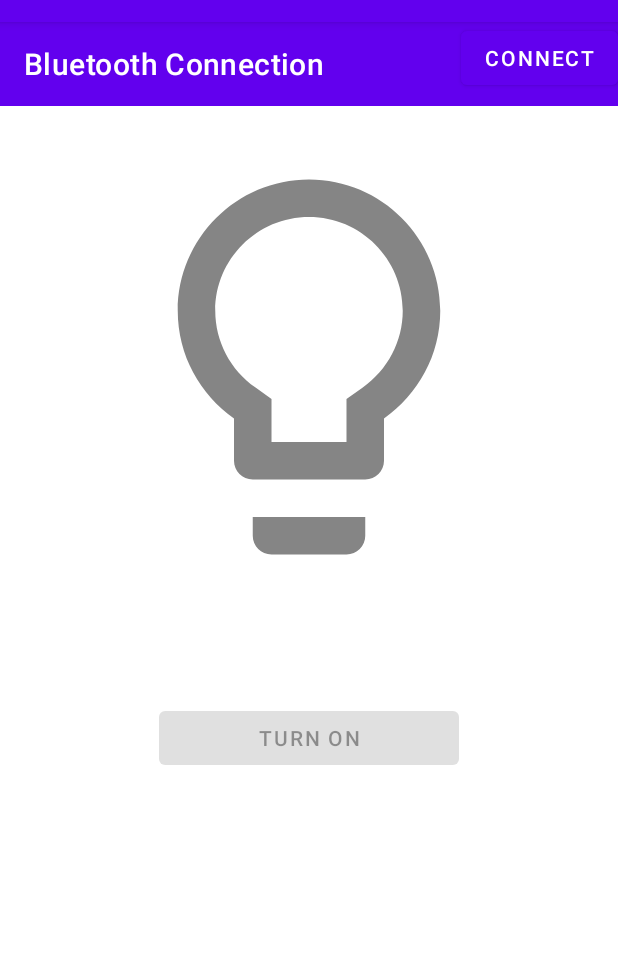
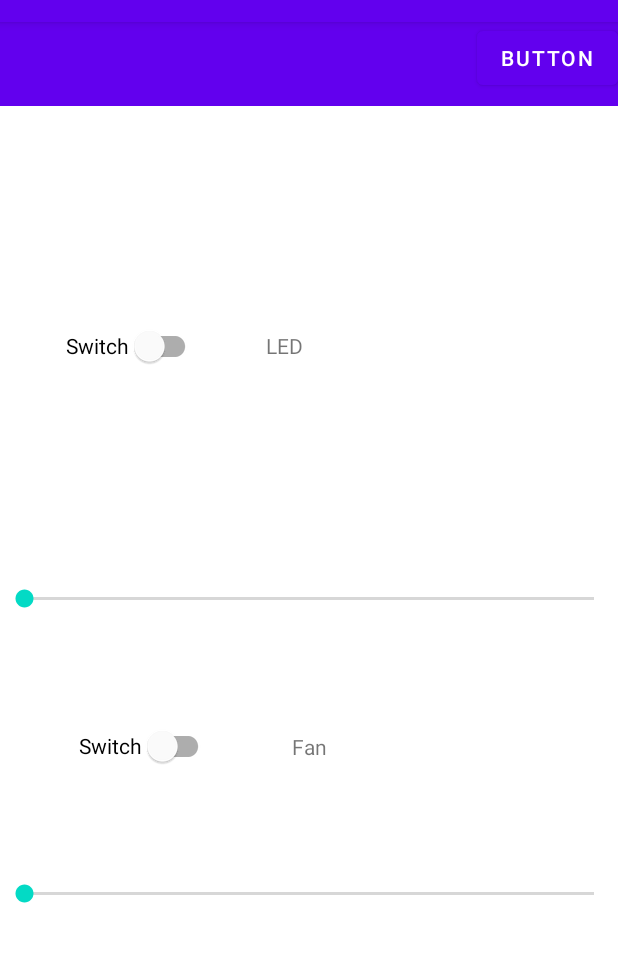
Before and after one commit to masterchief164/arduino_control1, an Android app: the screen it shows after launch (MainActivity), on a phone screen of 412 x 824 dp, the part 62-1024 px from its top. Run offline under Robolectric (Android 15) with nearby library versions, the phone set to English and light mode, and no system bars.

Commit message:
changed the layout

```diff
--- a/app/src/main/res/layout/activity_main.xml
+++ b/app/src/main/res/layout/activity_main.xml
@@ -2,26 +2,21 @@
 <androidx.constraintlayout.widget.ConstraintLayout xmlns:android="http://schemas.android.com/apk/res/android"
     xmlns:app="http://schemas.android.com/apk/res-auto"
     xmlns:tools="http://schemas.android.com/tools"
-    android:id="@+id/constrainLayout"
     android:layout_width="match_parent"
     android:layout_height="match_parent"
-    android:background="@android:color/background_light"
     tools:context=".MainActivity">
 
-    <ImageView
-        android:id="@+id/imageView"
-        android:layout_width="200dp"
-        android:layout_height="300dp"
-        android:layout_marginTop="24dp"
-        android:background="@color/colorOff"
-        android:contentDescription="Visual LED"
-        android:scaleType="centerCrop"
+    <Button
+        android:id="@+id/bluetoothConnect"
+        android:layout_width="wrap_content"
+        android:layout_height="wrap_content"
+        android:text="Button"
+        app:layout_constraintBottom_toBottomOf="parent"
         app:layout_constraintEnd_toEndOf="parent"
-        app:layout_constraintHorizontal_bias="0.5"
+        app:layout_constraintHorizontal_bias="1.0"
         app:layout_constraintStart_toStartOf="parent"
-        app:layout_constraintTop_toBottomOf="@+id/toolbar"
-        app:srcCompat="@drawable/ic_bulb_light"
-        tools:ignore="VectorDrawableCompat" />
+        app:layout_constraintTop_toTopOf="parent"
+        app:layout_constraintVertical_bias="0.0" />
 
     <ProgressBar
         android:id="@+id/progressBar"
@@ -30,21 +25,47 @@
         android:layout_height="wrap_content"
         app:layout_constraintBottom_toBottomOf="parent"
         app:layout_constraintEnd_toEndOf="parent"
-        app:layout_constraintHorizontal_bias="0.5"
+        app:layout_constraintHorizontal_bias="0.487"
         app:layout_constraintStart_toStartOf="parent"
         app:layout_constraintTop_toTopOf="parent" />
 
-    <Button
-        android:id="@+id/buttonConnect"
+    <SeekBar
+        android:id="@+id/seekBar_fan"
+        android:layout_width="match_parent"
+        android:layout_height="wrap_content"
+        app:layout_constraintBottom_toBottomOf="parent"
+        app:layout_constraintEnd_toEndOf="parent"
+        app:layout_constraintStart_toStartOf="parent"
+        app:layout_constraintTop_toBottomOf="@+id/seekBar_led" />
+
+    <SeekBar
+        android:id="@+id/seekBar_led"
+        android:layout_width="match_parent"
+        android:layout_height="wrap_content"
+        app:layout_constraintBottom_toBottomOf="parent"
+        app:layout_constraintEnd_toEndOf="parent"
+        app:layout_constraintStart_toStartOf="parent"
+        app:layout_constraintTop_toTopOf="parent" />
+
+    <TextView
+        android:id="@+id/textView_led"
+        android:layout_width="58dp"
+        android:layout_height="20dp"
+        android:text="@string/led"
+        app:layout_constraintBottom_toTopOf="@+id/seekBar_led"
+        app:layout_constraintEnd_toEndOf="parent"
+        app:layout_constraintStart_toStartOf="parent"
+        app:layout_constraintTop_toBottomOf="@+id/toolbar" />
+
+    <TextView
+        android:id="@+id/textView_fan"
         android:layout_width="wrap_content"
         android:layout_height="wrap_content"
-        android:text="@string/connect"
-        app:layout_constraintBottom_toBottomOf="parent"
+        android:text="@string/fan"
+        app:layout_constraintBottom_toTopOf="@+id/seekBar_fan"
         app:layout_constraintEnd_toEndOf="parent"
-        app:layout_constraintHorizontal_bias="1.0"
         app:layout_constraintStart_toStartOf="parent"
-        app:layout_constraintTop_toTopOf="parent"
-        app:layout_constraintVertical_bias="0.0" />
+        app:layout_constraintTop_toBottomOf="@+id/seekBar_led" />
 
     <androidx.appcompat.widget.Toolbar
         android:id="@+id/toolbar"
@@ -53,39 +74,30 @@
         android:background="?attr/colorPrimary"
         android:minHeight="?attr/actionBarSize"
         android:theme="?attr/actionBarTheme"
-        app:layout_constraintEnd_toEndOf="parent"
-        app:layout_constraintStart_toStartOf="parent"
-        app:layout_constraintTop_toTopOf="parent"
-        app:subtitleTextColor="@android:color/background_light"
-        app:title="Bluetooth Connection"
-        app:titleTextColor="@android:color/background_light" />
-
-    <Button
-        android:id="@+id/buttonToggle"
-        android:layout_width="200dp"
-        android:layout_height="wrap_content"
-        android:text="Turn on"
         app:layout_constraintBottom_toBottomOf="parent"
         app:layout_constraintEnd_toEndOf="parent"
         app:layout_constraintStart_toStartOf="parent"
         app:layout_constraintTop_toTopOf="parent"
-        app:layout_constraintVertical_bias="0.63" />
+        app:layout_constraintVertical_bias="0.0" />
 
-    <TextView
-        android:id="@+id/textViewInfo"
-        android:layout_width="0dp"
+    <com.google.android.material.switchmaterial.SwitchMaterial
+        android:id="@+id/switch_led"
+        android:layout_width="wrap_content"
         android:layout_height="wrap_content"
-        android:layout_marginEnd="16dp"
-        android:layout_marginStart="16dp"
-        android:layout_marginTop="5dp"
-        android:textAlignment="center"
-        android:textStyle="italic"
-        app:layout_constraintBottom_toBottomOf="parent"
-        app:layout_constraintEnd_toEndOf="parent"
-        app:layout_constraintHorizontal_bias="0.5"
+        android:text="@string/switch1"
+        app:layout_constraintBottom_toTopOf="@+id/seekBar_led"
+        app:layout_constraintEnd_toStartOf="@+id/textView_led"
         app:layout_constraintStart_toStartOf="parent"
-        app:layout_constraintTop_toBottomOf="@+id/buttonToggle"
-        app:layout_constraintVertical_bias="0.19999999" />
+        app:layout_constraintTop_toBottomOf="@+id/toolbar" />
 
+    <com.google.android.material.switchmaterial.SwitchMaterial
+        android:id="@+id/switch_fan"
+        android:layout_width="wrap_content"
+        android:layout_height="wrap_content"
+        android:text="@string/switch1"
+        app:layout_constraintBottom_toTopOf="@+id/seekBar_fan"
+        app:layout_constraintEnd_toStartOf="@+id/textView_fan"
+        app:layout_constraintStart_toStartOf="parent"
+        app:layout_constraintTop_toBottomOf="@+id/seekBar_led" />
 
 </androidx.constraintlayout.widget.ConstraintLayout>
```
Also changed, not shown: app/src/main/java/com/example/arduino_control/MainActivity.java (+101 -33 lines), app/src/main/java/com/example/arduino_control/mainbkp.java (deleted, +0 -250 lines), app/src/main/res/layout/mainlayoutbkp.xml (deleted, +0 -103 lines).
